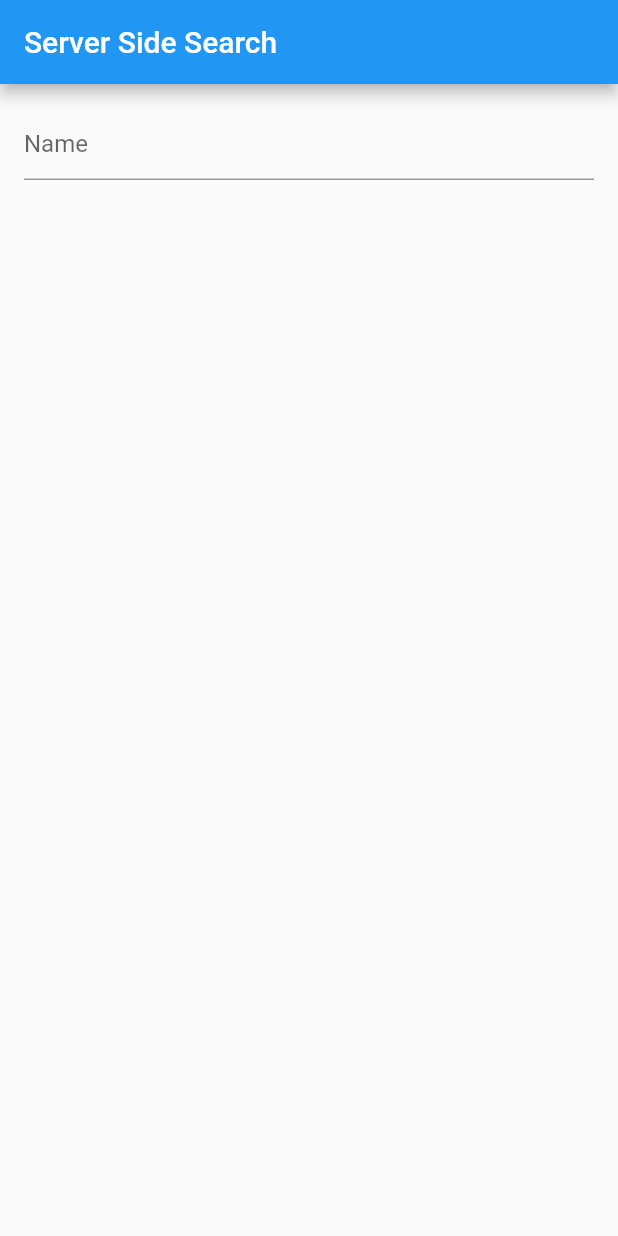
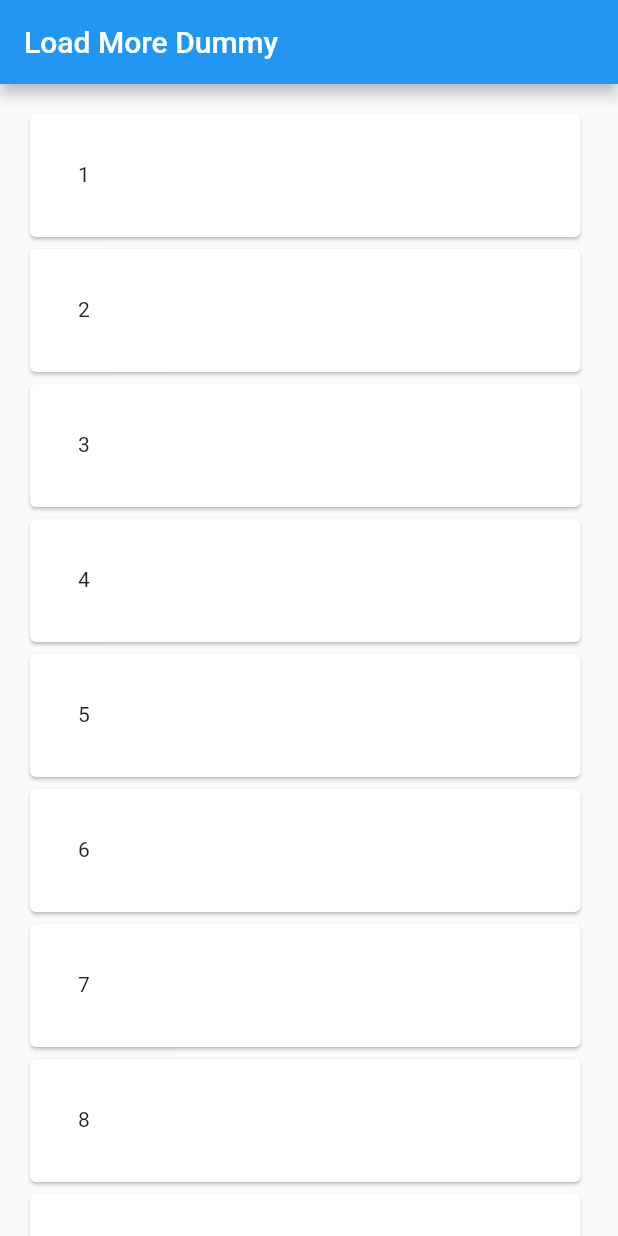
Before and after one commit to siddharth4u/firebase_demo, a Flutter app: the screen it shows after launch, on a phone screen of 412 x 824 dp. Run offline on Flutter 3.47's test engine with Material 2 defaults, Android fonts, the phone set to English and light mode, and no system bars; our stand-ins replace cloud_firestore, file_picker, firebase_auth, firebase_core, firebase_storage, google_sign_in and 1 more; accounts and stored records are empty.

Commit message:
dismiss & load more with dummy data

```diff
--- /dev/null
+++ b/lib/load_more_dummy.dart
@@ -0,0 +1,109 @@
+import 'package:flutter/material.dart';
+
+class LoadMoreDummy extends StatefulWidget {
+  @override
+  _LoadMoreDummyState createState() => _LoadMoreDummyState();
+}
+
+class _LoadMoreDummyState extends State<LoadMoreDummy> {
+  //
+  final ScrollController scrollController = ScrollController();
+  final List<int> itemList = [];
+  int lastIndex = 0;
+
+  //
+  @override
+  void initState() {
+    //
+    super.initState();
+
+    //
+    scrollController.addListener(() {
+      //
+      if (scrollController.position.pixels ==
+          scrollController.position.maxScrollExtent) {
+        //
+        loadMoreData();
+      }
+    });
+
+    //
+    loadInitialData();
+  }
+
+  //
+  @override
+  void dispose() {
+    super.dispose();
+    scrollController.dispose();
+  }
+
+  //
+  void loadInitialData() {
+    int i;
+    for (i = 1; i <= 10; i++) {
+      itemList.add(i);
+    }
+    lastIndex = i;
+
+    setState(() {
+      //
+    });
+  }
+
+  //
+  void loadMoreData() {
+    int i;
+
+    for (i = lastIndex; i < (lastIndex + 10); i++) {
+      itemList.add(i);
+    }
+    lastIndex = i;
+
+    setState(() {
+      //
+    });
+  }
+
+  //
+  @override
+  Widget build(BuildContext context) {
+    return Scaffold(
+      //
+      appBar: AppBar(
+        title: Text('Load More Dummy'),
+      ),
+
+      //
+      body: Container(
+        width: double.infinity,
+        height: double.infinity,
+        padding: EdgeInsets.only(right: 5),
+        child: Scrollbar(
+          //
+          thickness: 10,
+
+          //
+          child: ListView.builder(
+            //
+            controller: scrollController,
+
+            //
+            padding: EdgeInsets.all(16),
+            itemCount: itemList.length,
+            itemBuilder: (BuildContext context, int index) {
+              return Card(
+                child: Container(
+                  height: 50,
+                  padding: EdgeInsets.all(16),
+                  margin: EdgeInsets.all(16),
+                  child: Text('${itemList[index].toString()}'),
+                ),
+              );
+            },
+          ),
+        ),
+      ),
+    );
+  }
+}
--- a/lib/main.dart
+++ b/lib/main.dart
@@ -6,6 +6,7 @@ import 'package:firebase_core/firebase_core.dart';
 import 'package:cloud_firestore/cloud_firestore.dart';
 
 import 'create_user.dart';
+import 'dismiss_demo.dart';
 import 'emailAuth/dashbaord.dart';
 import 'emailAuth/sign_in_with_email_validation.dart';
 import 'filters/add_products.dart';
@@ -17,6 +18,7 @@ import 'filters/server_side_search.dart';
 import 'get_profile.dart';
 
 import 'image_upload.dart';
+import 'load_more_dummy.dart';
 import 'my_sign_in.dart';
 import 'otp_ui.dart';
 import 'phoneAuth/phone_authentication.dart';
@@ -43,7 +45,7 @@ class MyApp extends StatelessWidget {
     return MaterialApp(
       debugShowCheckedModeBanner: false,
     //  home: isUserLogedIn() ? Dashbaord() : SignIn(),
-    home: ServerSideSearch(),
+    home: LoadMoreDummy(),
     );
   }
 
```
Also changed, not shown: lib/dismiss_demo.dart (added, +105 -0 lines), lib/filters/client_side_search.dart (+93 -93 lines), lib/models/my_user.dart (added, +31 -0 lines).
